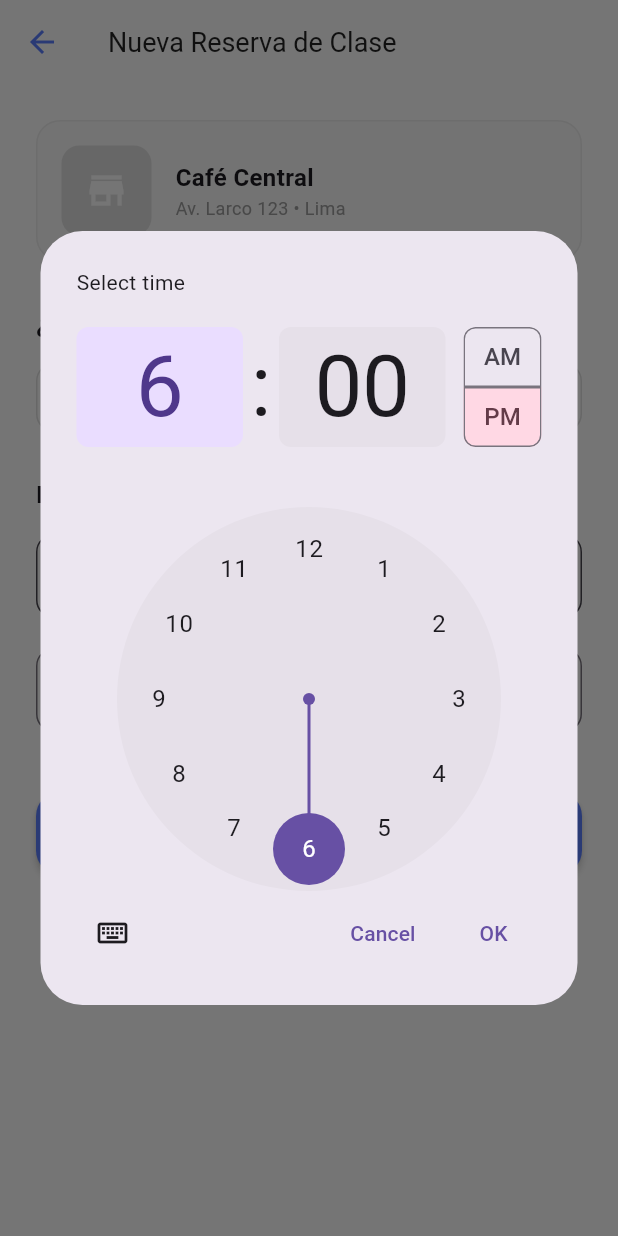
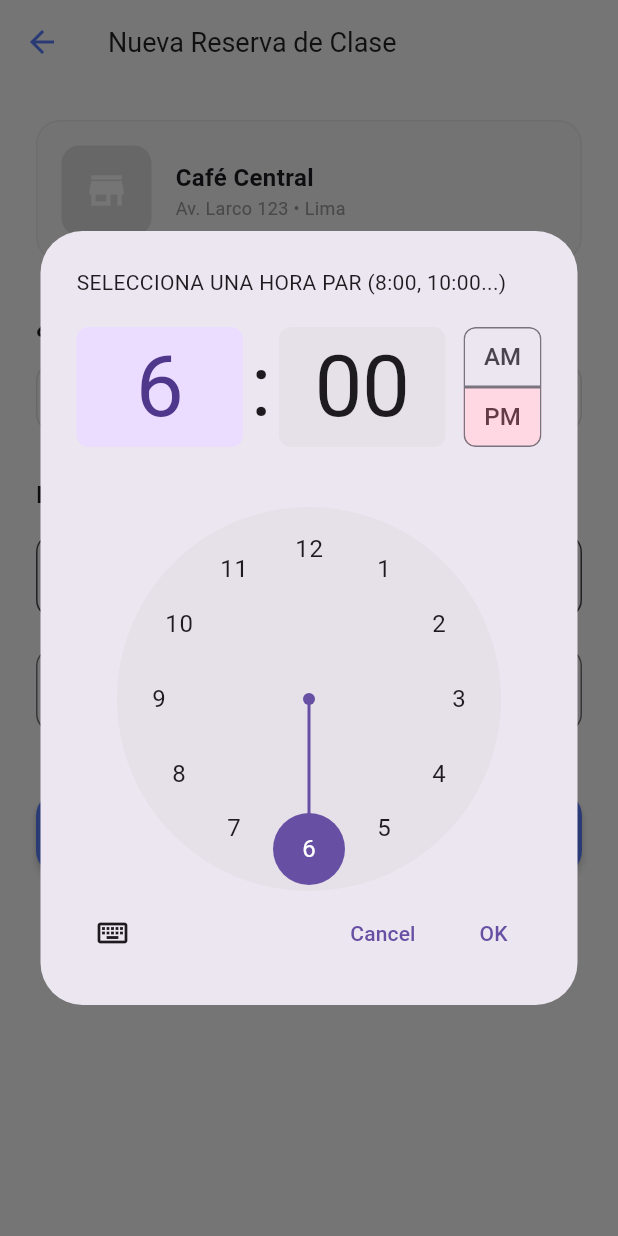
Before and after one commit to Hampcoders-Glottia/glottia-front-end-dart, a Flutter app: the _CreateEncounterView screen opened directly with empty values, after a tap on an icon or button, on a phone screen of 412 x 824 dp. Run offline on Flutter 3.47's test engine with Material 3 defaults, Android fonts, the phone set to English and light mode, and no system bars; our stand-ins replace dartz, dio, equatable, flutter_bloc, flutter_secure_storage, get_it; accounts and stored records are empty; network calls fail.

```diff
--- a/lib/features/dashboard/presentation/pages/create_encounter_screen.dart
+++ b/lib/features/dashboard/presentation/pages/create_encounter_screen.dart
@@ -157,8 +157,30 @@ class _CreateEncounterViewState extends State<_CreateEncounterView> {
                           icon: Icons.access_time,
                           value: _selectedTime.format(context),
                           onTap: () async {
-                            final time = await showTimePicker(context: context, initialTime: _selectedTime);
-                            if (time != null) setState(() => _selectedTime = time);
+                            final time = await showTimePicker(
+                              context: context,
+                              initialTime: _selectedTime,
+                              helpText: "SELECCIONA UNA HORA PAR (8:00, 10:00...)"
+                            );
+                            if (time != null) {
+                              int validHour = time.hour;
+                              if(validHour % 2 != 0) validHour -= 1;
+
+                              if (validHour < 8) validHour = 8;
+                              if (validHour > 22) validHour = 22;
+
+                              setState(() => _selectedTime = TimeOfDay(hour: validHour, minute: 0));
+
+                              if (time.hour != validHour || time.minute != 0) {
+                                ScaffoldMessenger.of(context).showSnackBar(
+                                  SnackBar(
+                                    content: Text("Hora ajustada a las $validHour: 00 para coincidir los turnos del local."),
+                                    duration: const Duration(seconds: 2),
+                                    backgroundColor: Colors.orange,
+                                  )
+                                );
+                              }
+                            }
                           },
                         ),
                       ),
--- a/lib/features/restaurant/presentation/pages/venue_selection_screen.dart
+++ b/lib/features/restaurant/presentation/pages/venue_selection_screen.dart
@@ -76,7 +76,7 @@ class VenueSelectionScreen extends StatelessWidget {
                           MaterialPageRoute(
                             builder: (_) => CreateEncounterScreen(
                               learnerId: learnerId,
-                              venueId: venue['id'], // PASAMOS EL ID REAL DEL LOCAL
+                              venueId: venue['venueId'], // PASAMOS EL ID REAL DEL LOCAL
                             ),
                           ),
                         );
```
